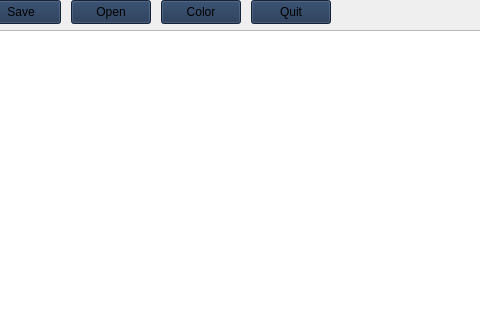
First picture: the form in src/notepad.ui, repository Ola-jed/QNotePad, before the edit; both pictures show x 319 to 799 and y 0 to 320 of the 799 by 580 pixel window.
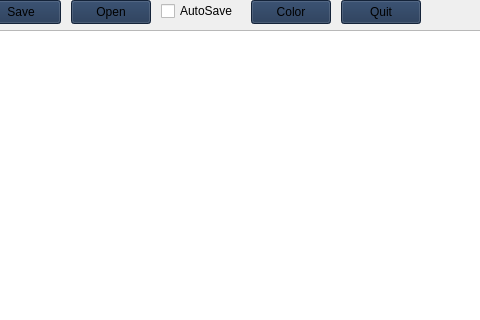
Second picture: the form after the edit.

```diff
--- a/src/notepad.ui
+++ b/src/notepad.ui
@@ -74,7 +74,7 @@
    <widget class="QPushButton" name="quit">
     <property name="geometry">
      <rect>
-      <x>570</x>
+      <x>660</x>
       <y>0</y>
       <width>80</width>
       <height>24</height>
@@ -125,7 +125,7 @@
    <widget class="QPushButton" name="colorText">
     <property name="geometry">
      <rect>
-      <x>480</x>
+      <x>570</x>
       <y>0</y>
       <width>80</width>
       <height>24</height>
@@ -138,6 +138,19 @@
      <string>Color</string>
     </property>
    </widget>
+   <widget class="QCheckBox" name="autoSaveCheckBox">
+    <property name="geometry">
+     <rect>
+      <x>480</x>
+      <y>0</y>
+      <width>83</width>
+      <height>22</height>
+     </rect>
+    </property>
+    <property name="text">
+     <string>AutoSave</string>
+    </property>
+   </widget>
   </widget>
   <widget class="QMenuBar" name="menubar">
    <property name="geometry">
```
